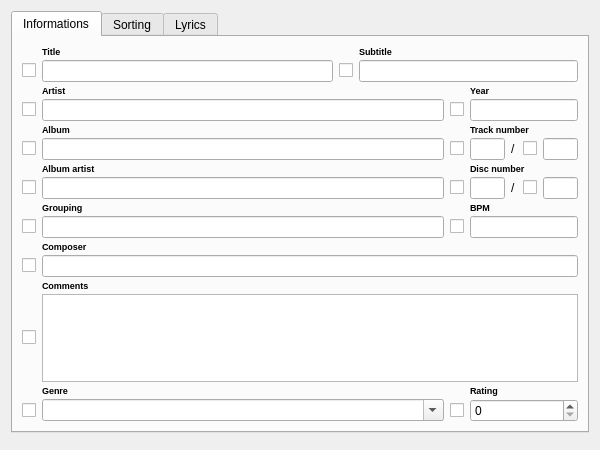
First picture: the form in Form/DialogEditSongs.ui, repository isuhao/TMediaPlayer, before the edit.
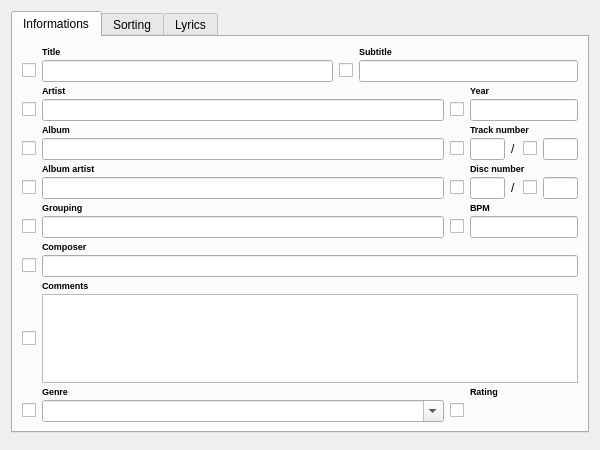
Second picture: the form after the edit.

Commit message: Boite de dialogue Edit Songs

```diff
--- a/Form/DialogEditSongs.ui
+++ b/Form/DialogEditSongs.ui
@@ -325,16 +325,6 @@
          <property name="text">
           <string>Rating</string>
          </property>
-         <property name="buddy">
-          <cstring>editRating</cstring>
-         </property>
-        </widget>
-       </item>
-       <item row="17" column="3" colspan="4">
-        <widget class="QSpinBox" name="editRating">
-         <property name="maximum">
-          <number>5</number>
-         </property>
         </widget>
        </item>
        <item row="8" column="0">
```
Left out of the diff: 7 changed lines with no effect on the pictures. The commit also changes 11 other files.
